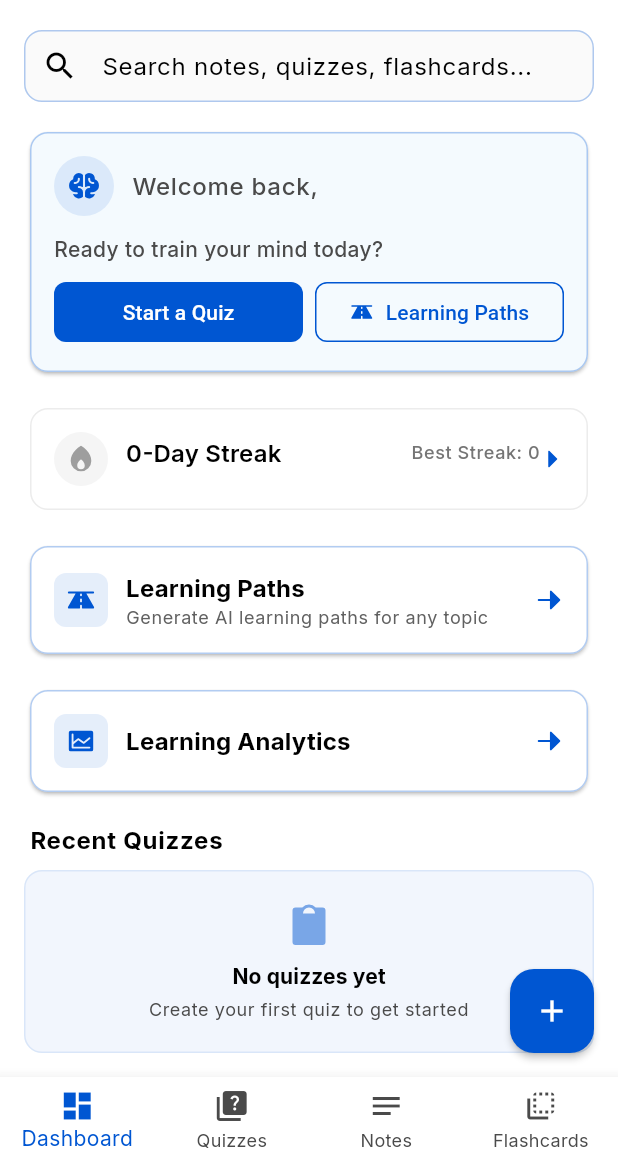
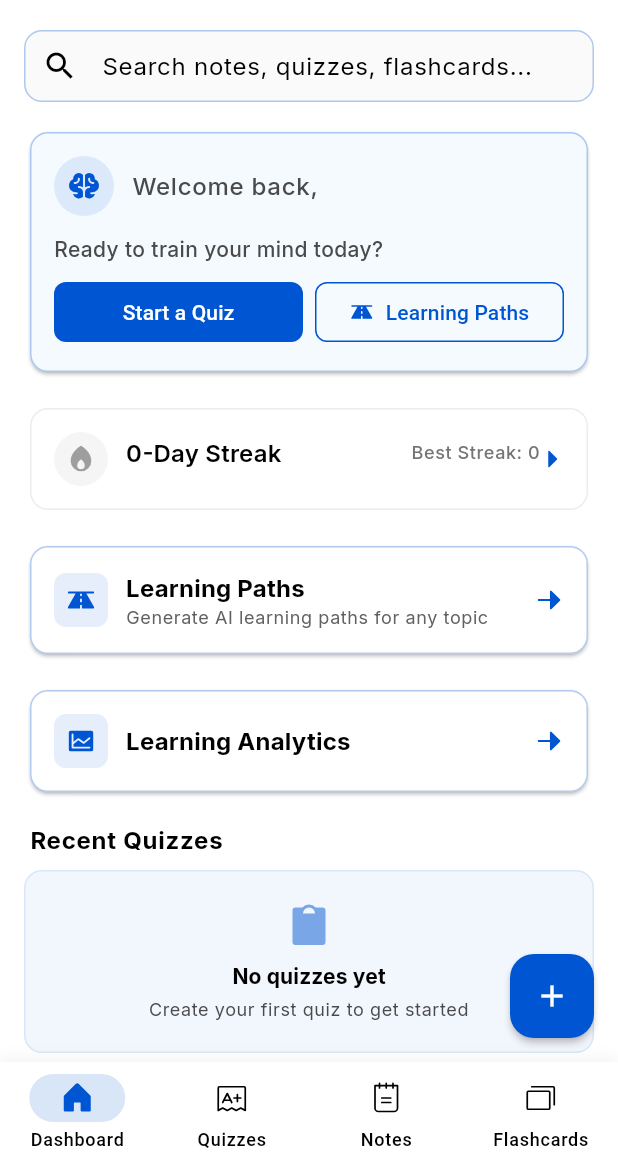
Before and after one commit to rafapradana/deltamind, a Flutter app: the screen it shows once a user with an empty profile is signed in, on a phone screen of 412 x 824 dp, the part 72-1236 px from its top. Run offline on Flutter 3.47's test engine with Material 3 defaults, Android fonts, the light colour scheme and no system bars; our stand-ins replace fl_chart, flutter_dotenv, flutter_markdown, flutter_riverpod, go_router, google_fonts and 7 more; missing offline and left inert: file_selector, flutter_quill, syncfusion_flutter_pdf; accounts and stored records are empty; network calls fail.

Commit message:
style(navbar): upgrade to modern and interactive design

```diff
--- a/lib/features/navigation/scaffold_with_nav_bar.dart
+++ b/lib/features/navigation/scaffold_with_nav_bar.dart
@@ -1,6 +1,8 @@
 import 'package:deltamind/core/routing/app_router.dart';
+import 'package:deltamind/core/theme/app_colors.dart';
 import 'package:flutter/material.dart';
 import 'package:go_router/go_router.dart';
+import 'package:phosphor_flutter/phosphor_flutter.dart';
 
 /// A scaffold with a bottom navigation bar
 class ScaffoldWithNavBar extends StatefulWidget {
@@ -52,25 +54,90 @@ class _ScaffoldWithNavBarState extends State<ScaffoldWithNavBar> {
 
   @override
   Widget build(BuildContext context) {
+    final selectedIndex = _calculateSelectedIndex(context);
+    final theme = Theme.of(context);
+
     return Scaffold(
       body: widget.child,
-      bottomNavigationBar: BottomNavigationBar(
-        currentIndex: _calculateSelectedIndex(context),
-        onTap: (index) => _onItemTapped(index, context),
-        type: BottomNavigationBarType.fixed,
-        items: const [
-          BottomNavigationBarItem(
-            icon: Icon(Icons.dashboard),
-            label: 'Dashboard',
-          ),
-          BottomNavigationBarItem(icon: Icon(Icons.quiz), label: 'Quizzes'),
-          BottomNavigationBarItem(icon: Icon(Icons.notes), label: 'Notes'),
-          BottomNavigationBarItem(
-            icon: Icon(Icons.flip_to_back),
-            label: 'Flashcards',
+      bottomNavigationBar: Container(
+        decoration: BoxDecoration(
+          boxShadow: [
+            BoxShadow(
+              color: Colors.black.withOpacity(0.05),
+              blurRadius: 8,
+              offset: const Offset(0, -2),
+            ),
+          ],
+        ),
+        child: NavigationBar(
+          height: 68,
+          selectedIndex: selectedIndex,
+          onDestinationSelected: (index) => _onItemTapped(index, context),
+          backgroundColor: theme.colorScheme.surface,
+          indicatorColor: AppColors.primary.withOpacity(0.15),
+          labelBehavior: NavigationDestinationLabelBehavior.alwaysShow, // Always show labels for accessibility
+          animationDuration: const Duration(milliseconds: 500),
+          destinations: [
+            _buildNavDestination(
+              icon: PhosphorIconsLight.house,
+              selectedIcon: PhosphorIconsFill.house,
+              label: 'Dashboard',
+              isSelected: selectedIndex == 0,
+            ),
+            _buildNavDestination(
+              icon: PhosphorIconsLight.exam,
+              selectedIcon: PhosphorIconsFill.exam,
+              label: 'Quizzes',
+              isSelected: selectedIndex == 1,
+            ),
+            _buildNavDestination(
+              icon: PhosphorIconsLight.notepad,
+              selectedIcon: PhosphorIconsFill.notepad,
+              label: 'Notes',
+              isSelected: selectedIndex == 2,
+            ),
+            _buildNavDestination(
+              icon: PhosphorIconsLight.cards,
+              selectedIcon: PhosphorIconsFill.cards,
+              label: 'Flashcards',
+              isSelected: selectedIndex == 3,
+            ),
+          ],
+        ),
+      ),
+    );
+  }
+
+  NavigationDestination _buildNavDestination({
+    required IconData icon,
+    required IconData selectedIcon,
+    required String label,
+    required bool isSelected,
+  }) {
+    return NavigationDestination(
+      icon: Column(
+        mainAxisSize: MainAxisSize.min,
+        children: [
+          Icon(
+            icon,
+            size: 24,
+            semanticLabel: '$label tab', // Add semantic label for screen readers
           ),
         ],
       ),
+      selectedIcon: Column(
+        mainAxisSize: MainAxisSize.min,
+        children: [
+          Icon(
+            selectedIcon,
+            size: 24,
+            color: AppColors.primary,
+            semanticLabel: '$label tab selected', // Enhanced semantic label
+          ),
+        ],
+      ),
+      label: label,
+      tooltip: label, // Add tooltip for additional accessibility
     );
   }
 }
```
